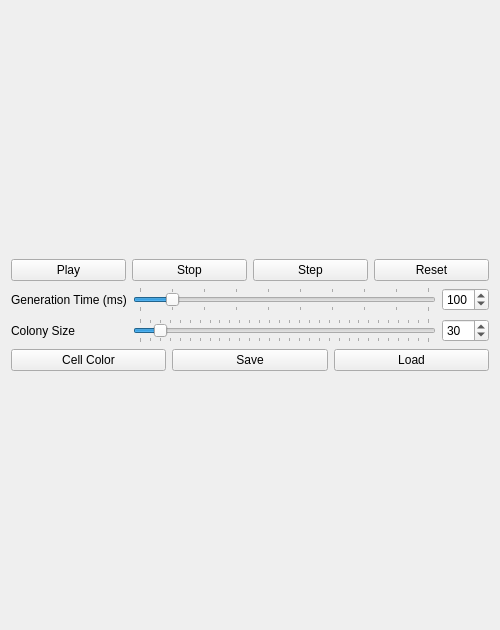
Qt form gameoflifemain.ui (ingver-valhalla/game-of-life) before a commit.
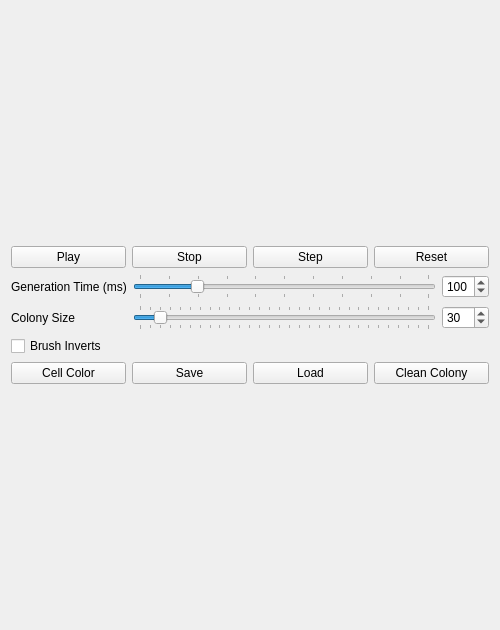
The same form after that commit.

Commit message: Fixed map resizing. Added shadow cell feature to help edit a colony. Added a button for cleaning a colony completely.

```diff
--- a/gameoflifemain.ui
+++ b/gameoflifemain.ui
@@ -124,7 +124,7 @@
           <item row="0" column="2">
            <widget class="QSpinBox" name="generationTimeSpinBox">
             <property name="minimum">
-             <number>10</number>
+             <number>1</number>
             </property>
             <property name="maximum">
              <number>500</number>
@@ -137,7 +137,7 @@
           <item row="0" column="1">
            <widget class="QSlider" name="generationTimeSlider">
             <property name="minimum">
-             <number>50</number>
+             <number>1</number>
             </property>
             <property name="maximum">
              <number>500</number>
@@ -156,6 +156,13 @@
             </property>
            </widget>
           </item>
+          <item row="2" column="0">
+           <widget class="QCheckBox" name="brushInverseCheckBox">
+            <property name="text">
+             <string>Brush Inverts</string>
+            </property>
+           </widget>
+          </item>
          </layout>
         </item>
         <item>
@@ -202,6 +209,13 @@
             </property>
            </widget>
           </item>
+          <item>
+           <widget class="QPushButton" name="cleanColonyButton">
+            <property name="text">
+             <string>Clean Colony</string>
+            </property>
+           </widget>
+          </item>
          </layout>
         </item>
        </layout>
```
Left out of the diff: 48 changed lines with no effect on the pictures. The commit also changes 4 other files.
